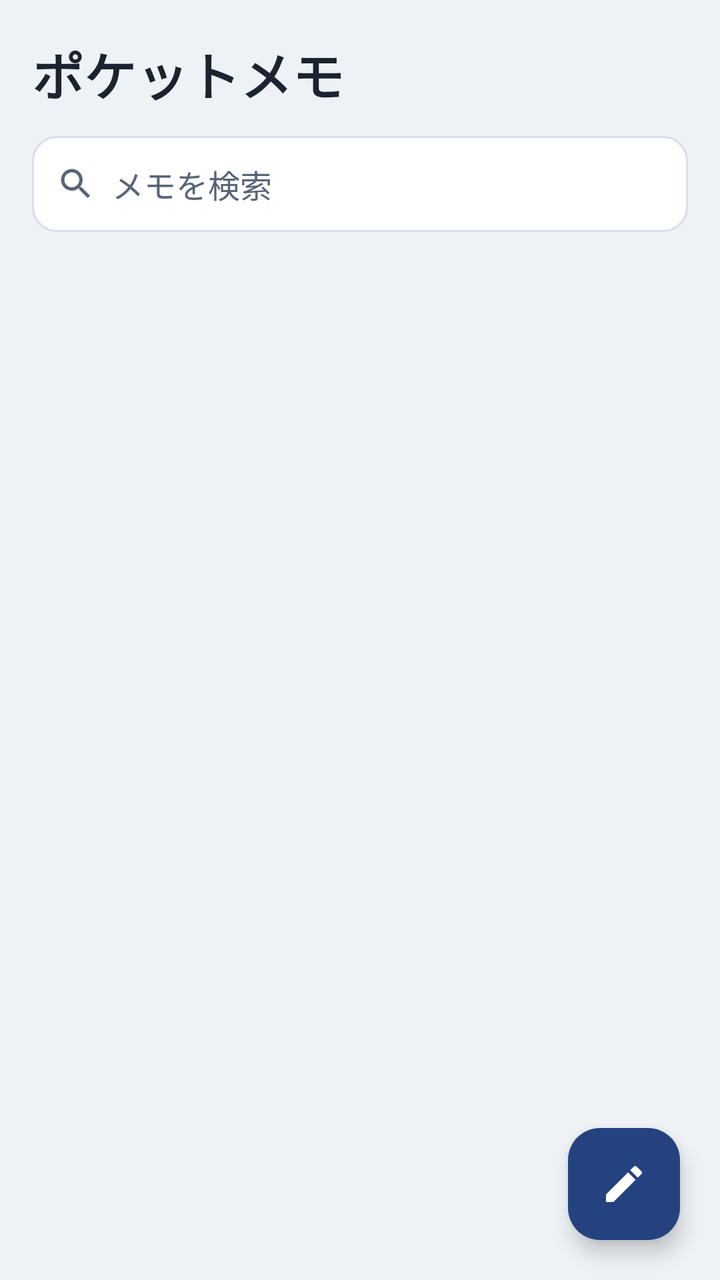
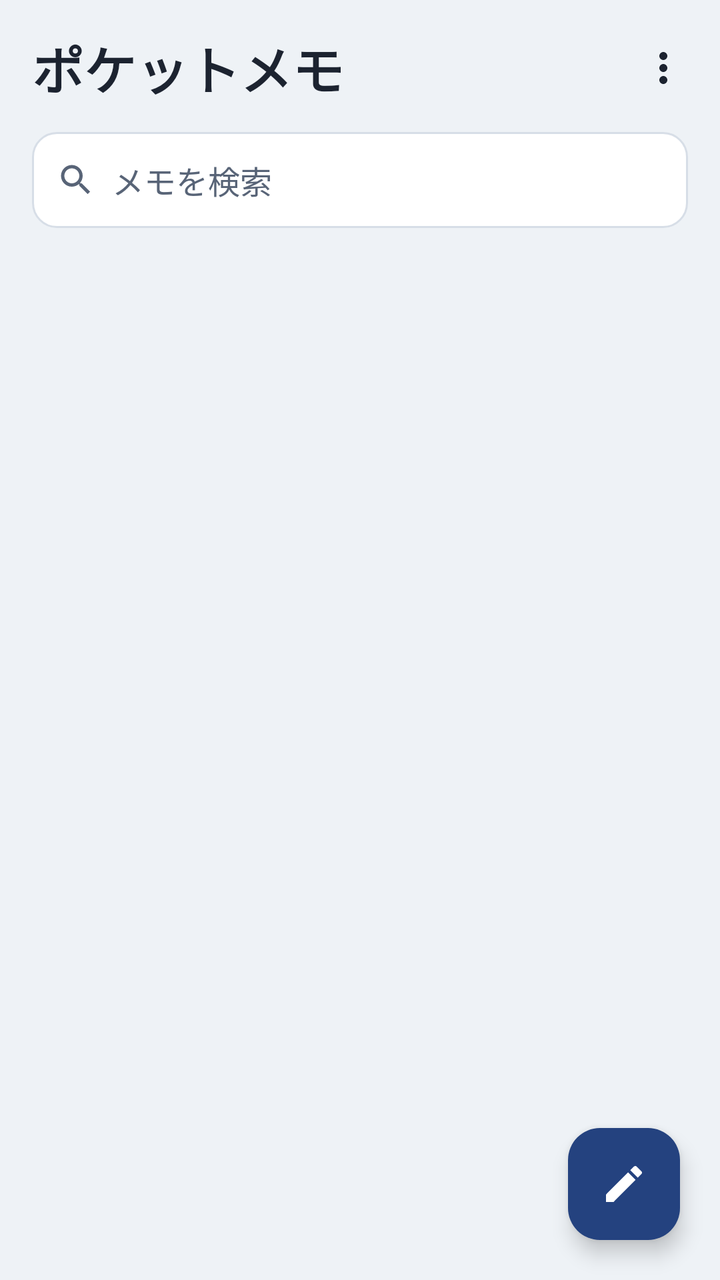

Before-and-after screenshots of an Android layout around one commit, followed by the original layout XML and the change that was made.
<!-- AndroidManifest.xml: application theme Theme.PocketMemo -->
<!-- res/layout/activity_main.xml -->
<?xml version="1.0" encoding="utf-8"?>
<FrameLayout xmlns:android="http://schemas.android.com/apk/res/android"
    xmlns:app="http://schemas.android.com/apk/res-auto"
    android:layout_width="match_parent"
    android:layout_height="match_parent"
    android:background="@color/paper">

    <LinearLayout
        android:layout_width="match_parent"
        android:layout_height="match_parent"
        android:orientation="vertical"
        android:paddingStart="16dp"
        android:paddingEnd="16dp">

        <TextView
            android:layout_width="wrap_content"
            android:layout_height="wrap_content"
            android:paddingTop="18dp"
            android:paddingBottom="12dp"
            android:text="@string/app_name"
            android:textColor="@color/ink"
            android:textSize="26sp"
            android:textStyle="bold" />

        <LinearLayout
            android:layout_width="match_parent"
            android:layout_height="48dp"
            android:background="@drawable/bg_search"
            android:gravity="center_vertical"
            android:orientation="horizontal"
            android:paddingStart="12dp"
            android:paddingEnd="12dp">

            <ImageView
                android:layout_width="20dp"
                android:layout_height="20dp"
                android:importantForAccessibility="no"
                android:src="@drawable/ic_search"
                app:tint="@color/ink_soft" />

            <EditText
                android:id="@+id/search"
                android:layout_width="0dp"
                android:layout_height="match_parent"
                android:layout_marginStart="8dp"
                android:layout_weight="1"
                android:background="@null"
                android:hint="@string/search_hint"
                android:imeOptions="actionSearch"
                android:importantForAutofill="no"
                android:inputType="text"
                android:singleLine="true"
                android:textColor="@color/ink"
                android:textColorHint="@color/ink_soft"
                android:textSize="16sp" />
        </LinearLayout>

        <TextView
            android:id="@+id/count"
            android:layout_width="wrap_content"
            android:layout_height="wrap_content"
            android:paddingTop="10dp"
            android:paddingBottom="6dp"
            android:textColor="@color/ink_soft"
            android:textSize="12sp" />

        <FrameLayout
            android:layout_width="match_parent"
            android:layout_height="0dp"
            android:layout_weight="1">

            <androidx.recyclerview.widget.RecyclerView
                android:id="@+id/list"
                android:layout_width="match_parent"
                android:layout_height="match_parent"
                android:clipToPadding="false"
                android:paddingBottom="104dp" />

            <LinearLayout
                android:id="@+id/empty"
                android:layout_width="match_parent"
                android:layout_height="wrap_content"
                android:gravity="center_horizontal"
                android:orientation="vertical"
                android:paddingTop="64dp"
                android:visibility="gone">

                <ImageView
                    android:layout_width="64dp"
                    android:layout_height="64dp"
                    android:importantForAccessibility="no"
                    android:src="@drawable/ic_sticky"
                    app:tint="@color/rule" />

                <TextView
                    android:layout_width="wrap_content"
                    android:layout_height="wrap_content"
                    android:paddingTop="12dp"
                    android:text="@string/empty_title"
                    android:textColor="@color/ink"
                    android:textSize="20sp"
                    android:textStyle="bold" />

                <TextView
                    android:layout_width="wrap_content"
                    android:layout_height="wrap_content"
                    android:maxWidth="280dp"
                    android:paddingTop="6dp"
                    android:gravity="center"
                    android:text="@string/empty_body"
                    android:textColor="@color/ink_soft"
                    android:textSize="14sp" />
            </LinearLayout>

            <TextView
                android:id="@+id/noHit"
                android:layout_width="match_parent"
                android:layout_height="wrap_content"
                android:gravity="center"
                android:paddingTop="48dp"
                android:textColor="@color/ink_soft"
                android:textSize="14sp"
                android:visibility="gone" />
        </FrameLayout>
    </LinearLayout>

    <com.google.android.material.floatingactionbutton.FloatingActionButton
        android:id="@+id/fab"
        android:layout_width="wrap_content"
        android:layout_height="wrap_content"
        android:layout_gravity="bottom|end"
        android:layout_margin="20dp"
        android:contentDescription="@string/new_memo"
        android:src="@drawable/ic_edit"
        app:backgroundTint="@color/ai"
        app:tint="@color/on_ai" />
</FrameLayout>
<!-- resources referenced by this layout -->
<resources>
  <color name="ai">#FF24427F</color>
  <color name="ink">#FF1C2330</color>
  <color name="ink_soft">#FF586477</color>
  <color name="on_ai">#FFFFFFFF</color>
  <color name="paper">#FFEEF2F6</color>
  <color name="rule">#FFD7DEE7</color>
  <!-- drawable bg_search (drawable) -->
  <?xml version="1.0" encoding="utf-8"?>
  <shape xmlns:android="http://schemas.android.com/apk/res/android" android:shape="rectangle">
      <solid android:color="@color/sheet" />
      <stroke android:width="1dp" android:color="@color/rule" />
      <corners android:radius="12dp" />
  </shape>
  <!-- drawable ic_edit (drawable) -->
  <?xml version="1.0" encoding="utf-8"?>
  <vector xmlns:android="http://schemas.android.com/apk/res/android"
      android:width="24dp" android:height="24dp"
      android:viewportWidth="24" android:viewportHeight="24"
      android:tint="?attr/colorControlNormal">
      <path android:fillColor="@android:color/white" android:pathData="M3,17.25V21h3.75L17.81,9.94l-3.75,-3.75L3,17.25zM20.71,7.04c0.39,-0.39 0.39,-1.02 0,-1.41l-2.34,-2.34c-0.39,-0.39 -1.02,-0.39 -1.41,0l-1.83,1.83 3.75,3.75 1.83,-1.83z" />
  </vector>
  <!-- drawable ic_search (drawable) -->
  <?xml version="1.0" encoding="utf-8"?>
  <vector xmlns:android="http://schemas.android.com/apk/res/android"
      android:width="24dp" android:height="24dp"
      android:viewportWidth="24" android:viewportHeight="24"
      android:tint="?attr/colorControlNormal">
      <path android:fillColor="@android:color/white" android:pathData="M15.5,14h-0.79l-0.28,-0.27C15.41,12.59 16,11.11 16,9.5 16,5.91 13.09,3 9.5,3S3,5.91 3,9.5 5.91,16 9.5,16c1.61,0 3.09,-0.59 4.23,-1.57l0.27,0.28v0.79l5,4.99L20.49,19l-4.99,-5zM9.5,14C7.01,14 5,11.99 5,9.5S7.01,5 9.5,5 14,7.01 14,9.5 11.99,14 9.5,14z" />
  </vector>
  <!-- drawable ic_sticky (drawable) -->
  <?xml version="1.0" encoding="utf-8"?>
  <vector xmlns:android="http://schemas.android.com/apk/res/android"
      android:width="24dp" android:height="24dp"
      android:viewportWidth="24" android:viewportHeight="24"
      android:tint="?attr/colorControlNormal">
      <path android:fillColor="@android:color/white" android:pathData="M19,3H5C3.9,3 3,3.9 3,5v14c0,1.1 0.9,2 2,2h10l6,-6V5C21,3.9 20.1,3 19,3zM7,8h10v2H7V8zM12,14H7v-2h5v2zM14,19.5V14h5.5L14,19.5z" />
  </vector>
  <string name="app_name">ポケットメモ</string>
  <string name="empty_body">右下のペンボタンを押すと新しいメモが開きます。入力した内容は自動で保存されます。</string>
  <string name="empty_title">最初のメモを書きましょう</string>
  <string name="new_memo">新しいメモ</string>
  <string name="search_hint">メモを検索</string>
  <color name="sheet">#FFFFFFFF</color>
  <color name="ai_soft">#FFE2E9F6</color>
  <!-- unchanged entries left out for length: 1 -->
</resources>

<!-- the commit's change to res/layout/activity_main.xml (unified diff, before → after) -->
@@ -12,15 +12,33 @@
         android:paddingStart="16dp"
         android:paddingEnd="16dp">
 
-        <TextView
-            android:layout_width="wrap_content"
+        <LinearLayout
+            android:layout_width="match_parent"
             android:layout_height="wrap_content"
-            android:paddingTop="18dp"
-            android:paddingBottom="12dp"
-            android:text="@string/app_name"
-            android:textColor="@color/ink"
-            android:textSize="26sp"
-            android:textStyle="bold" />
+            android:gravity="center_vertical"
+            android:orientation="horizontal"
+            android:paddingTop="10dp"
+            android:paddingBottom="8dp">
+
+            <TextView
+                android:layout_width="0dp"
+                android:layout_height="wrap_content"
+                android:layout_weight="1"
+                android:text="@string/app_name"
+                android:textColor="@color/ink"
+                android:textSize="26sp"
+                android:textStyle="bold" />
+
+            <ImageButton
+                android:id="@+id/more"
+                android:layout_width="48dp"
+                android:layout_height="48dp"
+                android:layout_marginEnd="-12dp"
+                android:background="?attr/selectableItemBackgroundBorderless"
+                android:contentDescription="メニュー"
+                android:src="@drawable/ic_more"
+                app:tint="@color/ink" />
+        </LinearLayout>
 
         <LinearLayout
             android:layout_width="match_parent"
<!-- resource entries referenced after the edit -->
@@ -20,6 +20,14 @@
       android:viewportWidth="24" android:viewportHeight="24"
       android:tint="?attr/colorControlNormal">
       <path android:fillColor="@android:color/white" android:pathData="M3,17.25V21h3.75L17.81,9.94l-3.75,-3.75L3,17.25zM20.71,7.04c0.39,-0.39 0.39,-1.02 0,-1.41l-2.34,-2.34c-0.39,-0.39 -1.02,-0.39 -1.41,0l-1.83,1.83 3.75,3.75 1.83,-1.83z" />
+  </vector>
+  <!-- drawable ic_more (drawable) -->
+  <?xml version="1.0" encoding="utf-8"?>
+  <vector xmlns:android="http://schemas.android.com/apk/res/android"
+      android:width="24dp" android:height="24dp"
+      android:viewportWidth="24" android:viewportHeight="24"
+      android:tint="?attr/colorControlNormal">
+      <path android:fillColor="@android:color/white" android:pathData="M12,8c1.1,0 2,-0.9 2,-2s-0.9,-2 -2,-2 -2,0.9 -2,2 0.9,2 2,2zM12,10c-1.1,0 -2,0.9 -2,2s0.9,2 2,2 2,-0.9 2,-2 -0.9,-2 -2,-2zM12,16c-1.1,0 -2,0.9 -2,2s0.9,2 2,2 2,-0.9 2,-2 -0.9,-2 -2,-2z" />
   </vector>
   <!-- drawable ic_search (drawable) -->
   <?xml version="1.0" encoding="utf-8"?>
